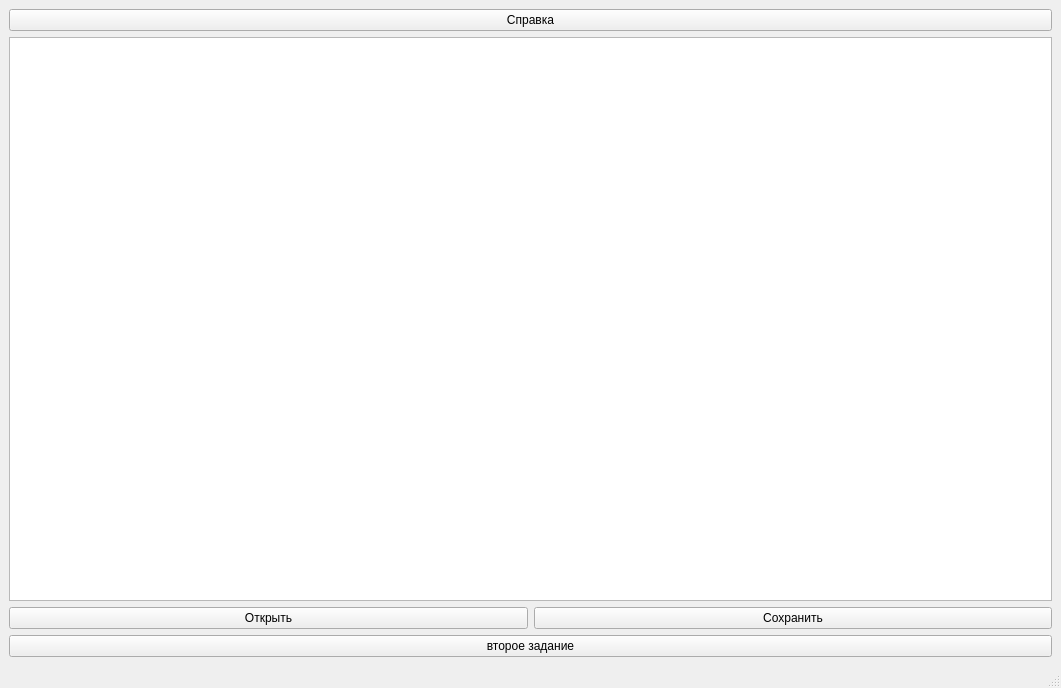
This is Text_Editor/mainwindow.ui in lexusjet/QT_home_work as Qt 5 draws it before an edit. The edited form follows.
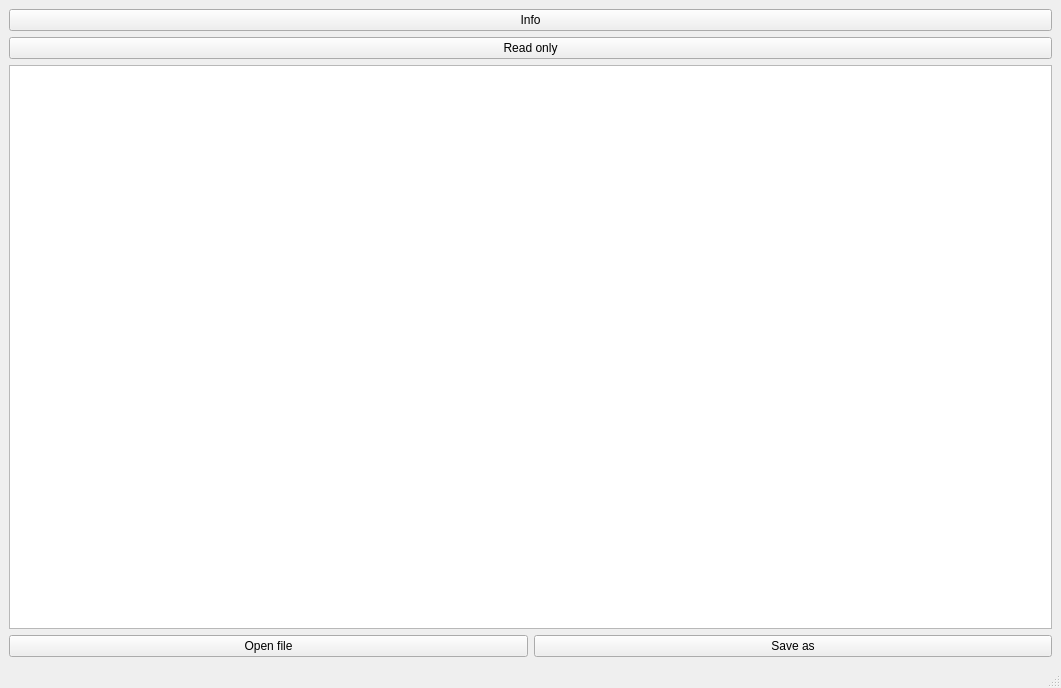
This is the edited form.

What changed in the file:
```diff
--- a/Text_Editor/mainwindow.ui
+++ b/Text_Editor/mainwindow.ui
@@ -18,7 +18,14 @@
     <item>
      <widget class="QPushButton" name="infoButton">
       <property name="text">
-       <string>Справка</string>
+       <string>Info</string>
+      </property>
+     </widget>
+    </item>
+    <item>
+     <widget class="QPushButton" name="ReadOnlybutton">
+      <property name="text">
+       <string>Read only</string>
       </property>
      </widget>
     </item>
@@ -30,26 +37,19 @@
       <item>
        <widget class="QPushButton" name="pushButton_2">
         <property name="text">
-         <string>Открыть</string>
+         <string>Open file</string>
         </property>
        </widget>
       </item>
       <item>
        <widget class="QPushButton" name="pushButton">
         <property name="text">
-         <string>Сохранить</string>
+         <string>Save as</string>
         </property>
        </widget>
       </item>
      </layout>
     </item>
-    <item>
-     <widget class="QPushButton" name="second_tsuck">
-      <property name="text">
-       <string>второе задание</string>
-      </property>
-     </widget>
-    </item>
    </layout>
   </widget>
   <widget class="QMenuBar" name="menubar">
```
